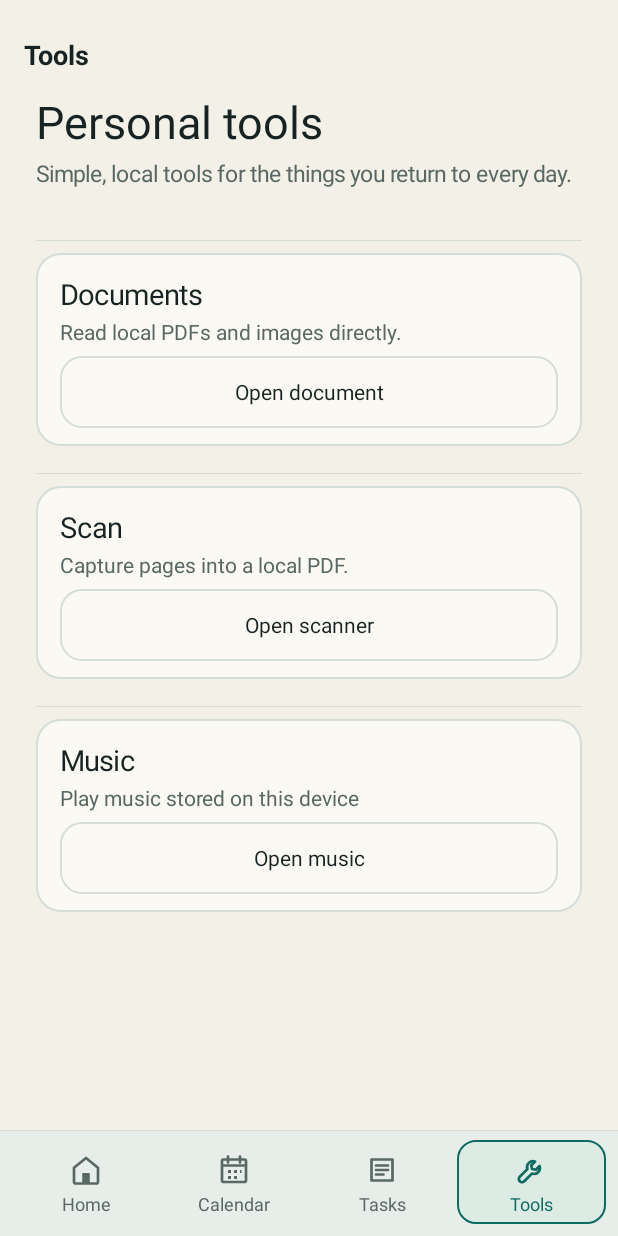
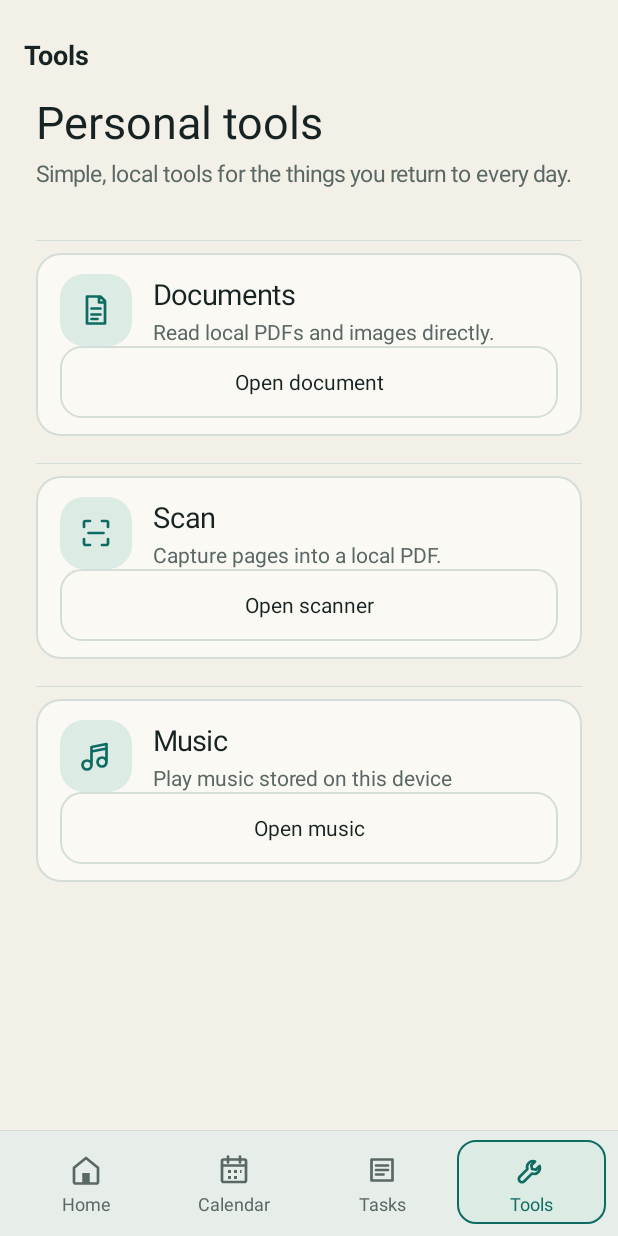
Before and after one commit to H4fizWasabie/map-android, an Android app: the ToolsActivity screen opened directly, with no data from a screen before it, on a phone screen of 412 x 824 dp. Run offline under Robolectric (Android 15) with nearby library versions, the light colour scheme and no system bars.

Commit message:
feat: refine tools and music surfaces

```diff
--- a/app/src/main/kotlin/app/map/android/MusicActivity.kt
+++ b/app/src/main/kotlin/app/map/android/MusicActivity.kt
@@ -722,7 +722,14 @@ class MusicActivity : Activity() {
         orientation = LinearLayout.HORIZONTAL
         gravity = Gravity.CENTER_VERTICAL
         setPadding(dp(16), dp(24), dp(16), dp(4))
-        addView(actionButton("Back") { if (player) renderLibrary() else finish() })
+        addView(ImageButton(this@MusicActivity).apply {
+            setImageResource(R.drawable.ic_map_back)
+            imageTintList = ColorStateList.valueOf(getColor(R.color.map_text))
+            setBackgroundResource(R.drawable.map_button_surface)
+            backgroundTintList = null
+            contentDescription = "Back"
+            setOnClickListener { if (player) renderLibrary() else finish() }
+        }, LinearLayout.LayoutParams(dp(48), dp(48)))
         addView(TextView(this@MusicActivity).apply { text = title; textSize = 18f; setTextColor(getColor(R.color.map_text)); setTypeface(typeface, android.graphics.Typeface.BOLD); gravity = Gravity.CENTER_VERTICAL; setPadding(dp(12), 0, 0, 0) }, LinearLayout.LayoutParams(0, -1, 1f))
     }
 
@@ -758,7 +765,8 @@ class MusicActivity : Activity() {
         minHeight = dp(48)
         minWidth = dp(48)
         setTextColor(getColor(R.color.map_text))
-        backgroundTintList = ColorStateList.valueOf(getColor(R.color.map_card))
+        setBackgroundResource(R.drawable.map_button_surface)
+        backgroundTintList = null
         setOnClickListener { click() }
     }
 
@@ -767,7 +775,8 @@ class MusicActivity : Activity() {
         contentDescription = description
         minimumWidth = dp(56)
         minimumHeight = dp(56)
-        backgroundTintList = ColorStateList.valueOf(getColor(R.color.map_card))
+        setBackgroundResource(R.drawable.map_button_surface)
+        backgroundTintList = null
         imageTintList = ColorStateList.valueOf(getColor(R.color.map_text))
         setOnClickListener { click() }
     }
--- a/app/src/main/kotlin/app/map/android/ToolsActivity.kt
+++ b/app/src/main/kotlin/app/map/android/ToolsActivity.kt
@@ -89,7 +89,8 @@ class ToolsActivity : Activity() {
             parent,
             "Documents",
             if (recent.isEmpty()) "Read local PDFs and images directly." else "${recent.size} saved document${if (recent.size == 1) "" else "s"}",
-            "Open document"
+            "Open document",
+            R.drawable.ic_map_documents
         ) { openDocument() }
         recent.take(3).forEach { item ->
             parent.addView(TextView(this).apply {
@@ -111,7 +112,7 @@ class ToolsActivity : Activity() {
         val scans = ScanDatabase(this)
         val pages = scans.unfinishedPageCount()
         scans.close()
-        addToolRow(parent, "Scan", if (pages == 0) "Capture pages into a local PDF." else "$pages unfinished page${if (pages == 1) "" else "s"}", "Open scanner") {
+        addToolRow(parent, "Scan", if (pages == 0) "Capture pages into a local PDF." else "$pages unfinished page${if (pages == 1) "" else "s"}", "Open scanner", R.drawable.ic_map_scan) {
             startActivity(Intent(this, ScanActivity::class.java))
         }
     }
@@ -121,12 +122,12 @@ class ToolsActivity : Activity() {
         val current = music.track(music.current())
         val playing = music.playing()
         music.close()
-        addToolRow(parent, "Music", current?.let { if (playing) "Playing ${it.title}" else "Ready with ${it.title}" } ?: "Play music stored on this device", "Open music") {
+        addToolRow(parent, "Music", current?.let { if (playing) "Playing ${it.title}" else "Ready with ${it.title}" } ?: "Play music stored on this device", "Open music", R.drawable.ic_map_music) {
             startActivity(Intent(this, MusicActivity::class.java).putExtra(MusicActivity.EXTRA_OPEN_PLAYER, true))
         }
     }
 
-    private fun addToolRow(parent: LinearLayout, title: String, subtitle: String, action: String, click: () -> Unit) {
+    private fun addToolRow(parent: LinearLayout, title: String, subtitle: String, action: String, icon: Int, click: () -> Unit) {
         parent.addView(View(this).apply {
             setBackgroundColor(getColor(R.color.map_divider))
             layoutParams = LinearLayout.LayoutParams(-1, dp(1)).apply { topMargin = dp(18) }
@@ -137,16 +138,32 @@ class ToolsActivity : Activity() {
             setBackgroundResource(R.drawable.map_surface)
             contentDescription = "$title tool"
         }
-        row.addView(TextView(this).apply {
+        row.addView(LinearLayout(this).apply {
+            orientation = LinearLayout.HORIZONTAL
+            gravity = Gravity.CENTER_VERTICAL
+            val mark = android.widget.ImageView(this@ToolsActivity).apply {
+                setImageResource(icon)
+                imageTintList = android.content.res.ColorStateList.valueOf(getColor(R.color.map_accent))
+                setBackgroundResource(R.drawable.map_focus_surface)
+                setPadding(dp(12), dp(12), dp(12), dp(12))
+                contentDescription = null
+            }
+            addView(mark, LinearLayout.LayoutParams(dp(48), dp(48)))
+            addView(LinearLayout(this@ToolsActivity).apply {
+                orientation = LinearLayout.VERTICAL
+                setPadding(dp(14), 0, 0, 0)
+                addView(TextView(this@ToolsActivity).apply {
                     text = title
                     textSize = 19f
                     setTextColor(getColor(R.color.map_text))
                 })
-        row.addView(TextView(this).apply {
+                addView(TextView(this@ToolsActivity).apply {
                     text = subtitle
                     textSize = 14f
                     setTextColor(getColor(R.color.map_muted))
-            setPadding(0, dp(3), 0, dp(7))
+                    setPadding(0, dp(3), 0, 0)
+                })
+            }, LinearLayout.LayoutParams(0, -2, 1f))
         })
         row.addView(button(action, click))
         parent.addView(row, LinearLayout.LayoutParams(-1, -2).apply { topMargin = dp(8) })
--- /dev/null
+++ b/app/src/main/res/drawable/ic_map_back.xml
@@ -0,0 +1,13 @@
+<vector xmlns:android="http://schemas.android.com/apk/res/android"
+    android:width="24dp"
+    android:height="24dp"
+    android:viewportWidth="24"
+    android:viewportHeight="24">
+    <path
+        android:fillColor="@android:color/transparent"
+        android:pathData="M19,12H5M11,6l-6,6 6,6"
+        android:strokeColor="@android:color/white"
+        android:strokeLineJoin="round"
+        android:strokeLineCap="round"
+        android:strokeWidth="2" />
+</vector>
--- /dev/null
+++ b/app/src/main/res/drawable/ic_map_documents.xml
@@ -0,0 +1,13 @@
+<vector xmlns:android="http://schemas.android.com/apk/res/android"
+    android:width="24dp"
+    android:height="24dp"
+    android:viewportWidth="24"
+    android:viewportHeight="24">
+    <path
+        android:fillColor="@android:color/transparent"
+        android:pathData="M6,3h9l3,3v15H6zM14,3v4h4M9,11h6M9,15h6M9,18h4"
+        android:strokeColor="@android:color/white"
+        android:strokeLineJoin="round"
+        android:strokeLineCap="round"
+        android:strokeWidth="1.8" />
+</vector>
--- /dev/null
+++ b/app/src/main/res/drawable/ic_map_music.xml
@@ -0,0 +1,13 @@
+<vector xmlns:android="http://schemas.android.com/apk/res/android"
+    android:width="24dp"
+    android:height="24dp"
+    android:viewportWidth="24"
+    android:viewportHeight="24">
+    <path
+        android:fillColor="@android:color/transparent"
+        android:pathData="M9,18V6l10,-2v12M9,18a3,3 0,1 1,-3 -3A3,3 0,0 1,9 18zM19,16a3,3 0,1 1,-3 -3A3,3 0,0 1,19 16zM9,9l10,-2"
+        android:strokeColor="@android:color/white"
+        android:strokeLineJoin="round"
+        android:strokeLineCap="round"
+        android:strokeWidth="1.8" />
+</vector>
--- /dev/null
+++ b/app/src/main/res/drawable/ic_map_scan.xml
@@ -0,0 +1,13 @@
+<vector xmlns:android="http://schemas.android.com/apk/res/android"
+    android:width="24dp"
+    android:height="24dp"
+    android:viewportWidth="24"
+    android:viewportHeight="24">
+    <path
+        android:fillColor="@android:color/transparent"
+        android:pathData="M4,8V5a1,1 0,0 1,1 -1h3M16,4h3a1,1 0,0 1,1 1v3M20,16v3a1,1 0,0 1,-1 1h-3M8,20H5a1,1 0,0 1,-1 -1v-3M7,12h10"
+        android:strokeColor="@android:color/white"
+        android:strokeLineJoin="round"
+        android:strokeLineCap="round"
+        android:strokeWidth="1.8" />
+</vector>
--- a/app/src/main/res/values-night/styles.xml
+++ b/app/src/main/res/values-night/styles.xml
@@ -9,6 +9,7 @@
         <item name="android:paddingStart">16dp</item>
         <item name="android:paddingEnd">16dp</item>
         <item name="android:background">@drawable/map_button_surface</item>
+        <item name="android:backgroundTint">@null</item>
         <item name="android:textColor">@color/map_text</item>
         <item name="android:stateListAnimator">@null</item>
         <item name="android:insetLeft">0dp</item>
--- a/app/src/main/res/values/styles.xml
+++ b/app/src/main/res/values/styles.xml
@@ -9,6 +9,7 @@
         <item name="android:paddingStart">16dp</item>
         <item name="android:paddingEnd">16dp</item>
         <item name="android:background">@drawable/map_button_surface</item>
+        <item name="android:backgroundTint">@null</item>
         <item name="android:textColor">@color/map_text</item>
         <item name="android:stateListAnimator">@null</item>
         <item name="android:insetLeft">0dp</item>
```
Also changed, not shown: 1 other file. Lines whose indentation alone changed are shown as unchanged.
